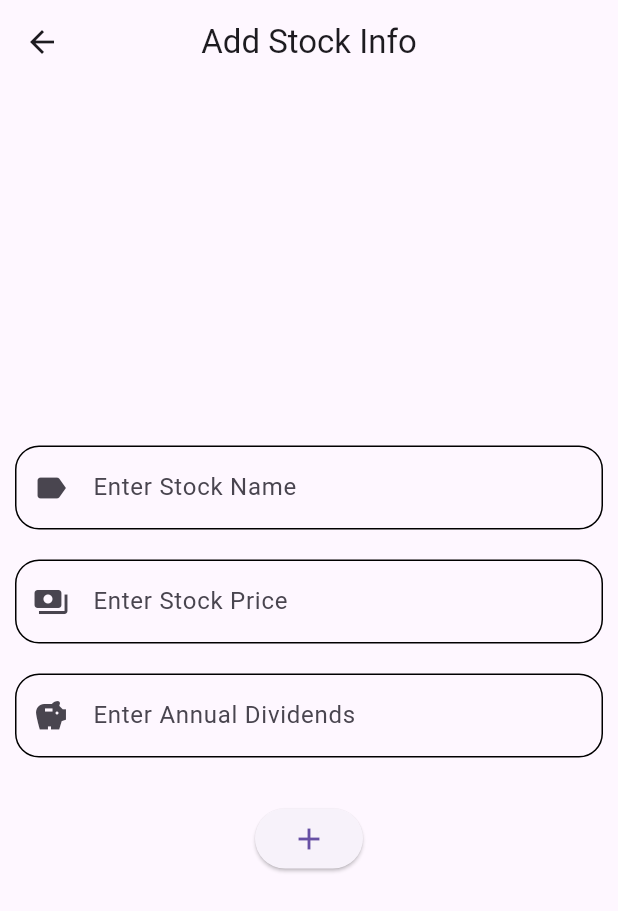
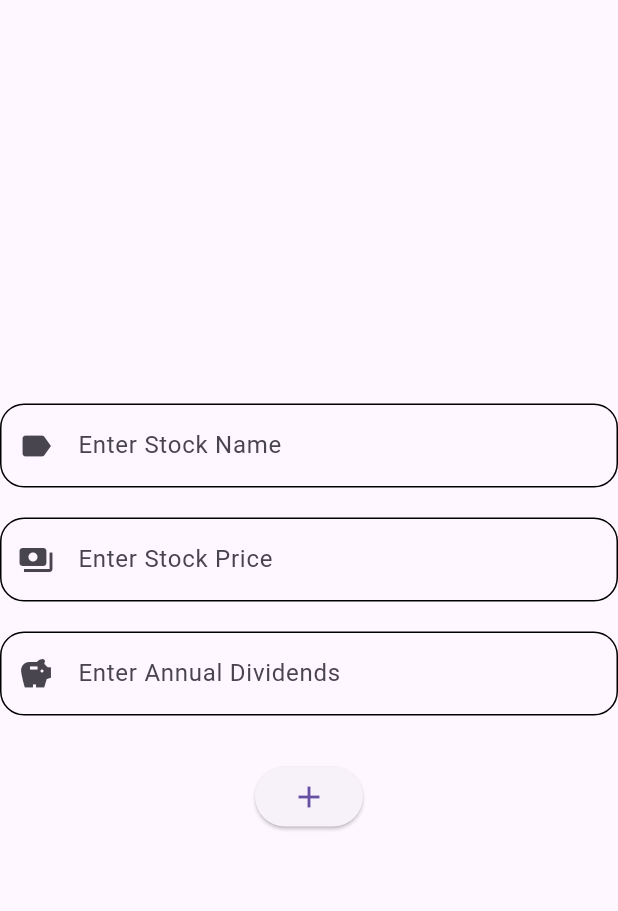
Before and after one commit to IzaltinoDomingosDeSouza/stock_calc_app, a Flutter app: the AddStockInfoScreen widget shown alone on an empty page, opened directly, on a phone screen of 412 x 824 dp. Shown: the top 911 px of the screen. Run offline on Flutter 3.47's test engine with Material 3 defaults, Android fonts, the phone set to English and light mode, and no system bars; our stand-ins replace shared_preferences; accounts and stored records are empty.

Commit message:
Change padding to works all screens to avoid code duplication and app bar title dont need to be all screens

```diff
--- a/lib/screens/add_stock_info.dart
+++ b/lib/screens/add_stock_info.dart
@@ -114,11 +114,7 @@ class AddStockInfoState extends State<AddStockInfoScreen> {
 
   @override
   Widget build(BuildContext context) {
-    return Scaffold(
-      appBar: AppBar(centerTitle: true, title: Text('Add Stock Info')),
-      body: Padding(
-        padding: const EdgeInsets.symmetric(horizontal: 10),
-        child: Column(
+    return Column(
       mainAxisAlignment: MainAxisAlignment.center,
       children: [
         TextField(
@@ -139,9 +135,7 @@ class AddStockInfoState extends State<AddStockInfoScreen> {
             hintText: 'Enter Stock Price',
             border: OutlineInputBorder(),
             errorText:
-                    _isStockPriceValid
-                        ? null
-                        : 'Please enter a valid value number',
+                _isStockPriceValid ? null : 'Please enter a valid value number',
           ),
         ),
         SizedBox(height: 20),
@@ -163,8 +157,6 @@ class AddStockInfoState extends State<AddStockInfoScreen> {
           child: Icon(Icons.add, size: 24),
         ),
       ],
-        ),
-      ),
     );
   }
 }
--- a/lib/stock_calc_navigation.dart
+++ b/lib/stock_calc_navigation.dart
@@ -26,7 +26,11 @@ class _StockCalcNavigationState extends State<StockCalcNavigation> {
   @override
   Widget build(BuildContext context) {
     return Scaffold(
-      body: _screens[_currentIndex],
+      appBar: AppBar(centerTitle: true, title: Text('Stock Calc')),
+      body: Padding(
+        padding: const EdgeInsets.symmetric(horizontal: 10),
+        child: _screens[_currentIndex],
+      ),
       bottomNavigationBar: BottomNavigationBar(
         currentIndex: _currentIndex,
         onTap: _onTabTapped,
```
Also changed, not shown: lib/screens/goal_investment_screen.dart (+1 -7 lines), lib/screens/investment_screen.dart (+2 -10 lines). Lines whose indentation alone changed are shown as unchanged.
